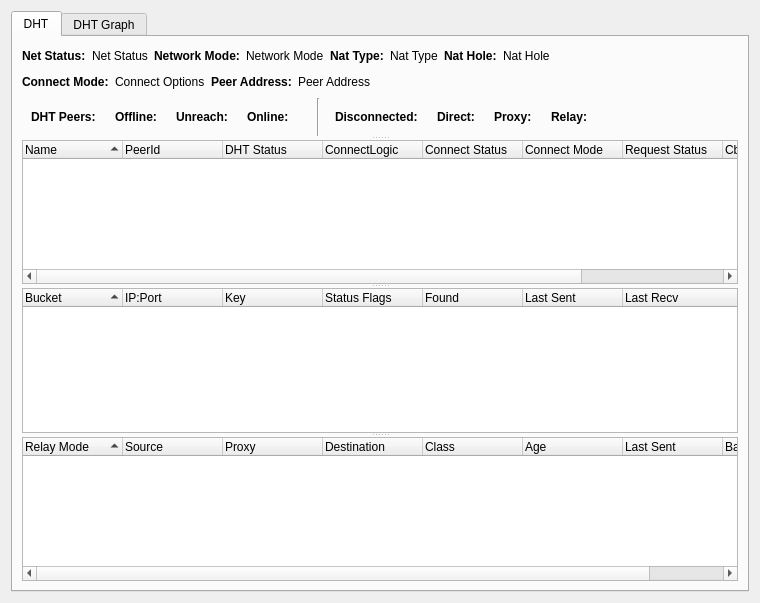
This is retroshare-gui/src/gui/statistics/DhtWindow.ui in RetroShare/RetroShare as Qt 5 draws it before an edit. The edited form follows.
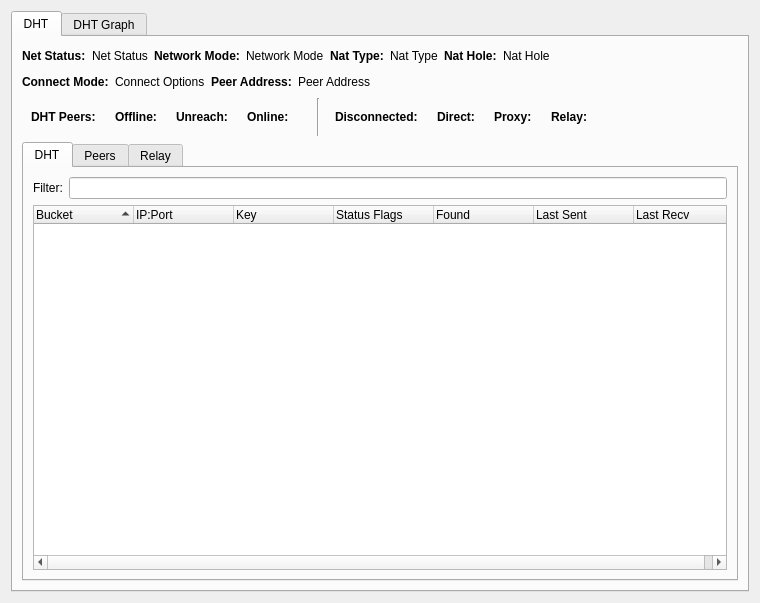
This is the edited form. Custom widgets are drawn as their Qt base class.

Commit message: Added tab for the DHT TreeWidgets for better view Added a search Filter for DHT IP addresses

```diff
--- a/retroshare-gui/src/gui/statistics/DhtWindow.ui
+++ b/retroshare-gui/src/gui/statistics/DhtWindow.ui
@@ -23,13 +23,8 @@
       <attribute name="title">
        <string>DHT</string>
       </attribute>
-      <layout class="QVBoxLayout" name="verticalLayout_3">
-       <item>
-        <widget class="QSplitter" name="splitter">
-         <property name="orientation">
-          <enum>Qt::Vertical</enum>
-         </property>
-         <widget class="QWidget" name="">
+      <layout class="QGridLayout" name="gridLayout_6">
+       <item row="0" column="0">
           <layout class="QVBoxLayout" name="verticalLayout">
            <item>
             <layout class="QHBoxLayout" name="horizontalLayout_16">
@@ -459,7 +454,85 @@
             </layout>
            </item>
           </layout>
-         </widget>
+       </item>
+       <item row="1" column="0">
+        <widget class="QTabWidget" name="tabWidget_2">
+         <property name="currentIndex">
+          <number>0</number>
+         </property>
+         <widget class="QWidget" name="tab_3">
+          <attribute name="title">
+           <string>DHT</string>
+          </attribute>
+          <layout class="QGridLayout" name="gridLayout_2">
+           <item row="1" column="0">
+            <widget class="QTreeWidget" name="dhtTreeWidget">
+             <property name="sortingEnabled">
+              <bool>true</bool>
+             </property>
+             <column>
+              <property name="text">
+               <string>Bucket</string>
+              </property>
+             </column>
+             <column>
+              <property name="text">
+               <string>IP:Port</string>
+              </property>
+             </column>
+             <column>
+              <property name="text">
+               <string>Key</string>
+              </property>
+             </column>
+             <column>
+              <property name="text">
+               <string>Status Flags</string>
+              </property>
+             </column>
+             <column>
+              <property name="text">
+               <string>Found</string>
+              </property>
+             </column>
+             <column>
+              <property name="text">
+               <string>Last Sent</string>
+              </property>
+             </column>
+             <column>
+              <property name="text">
+               <string>Last Recv</string>
+              </property>
+             </column>
+            </widget>
+           </item>
+           <item row="0" column="0">
+            <layout class="QHBoxLayout" name="horizontalLayout_19">
+             <item>
+              <widget class="QLabel" name="filterLabel">
+               <property name="text">
+                <string>Filter:</string>
+               </property>
+              </widget>
+             </item>
+             <item>
+              <widget class="LineEditClear" name="filterLineEdit">
+               <property name="toolTip">
+                <string>Search Network</string>
+               </property>
+              </widget>
+             </item>
+            </layout>
+           </item>
+          </layout>
+         </widget>
+         <widget class="QWidget" name="tab_4">
+          <attribute name="title">
+           <string>Peers</string>
+          </attribute>
+          <layout class="QGridLayout" name="gridLayout_4">
+           <item row="0" column="0">
          <widget class="QTreeWidget" name="peerTreeWidget">
           <property name="sortingEnabled">
            <bool>true</bool>
@@ -510,46 +583,15 @@
            </property>
           </column>
          </widget>
-         <widget class="QTreeWidget" name="dhtTreeWidget">
-          <property name="sortingEnabled">
-           <bool>true</bool>
-          </property>
-          <column>
-           <property name="text">
-            <string>Bucket</string>
-           </property>
-          </column>
-          <column>
-           <property name="text">
-            <string>IP:Port</string>
-           </property>
-          </column>
-          <column>
-           <property name="text">
-            <string>Key</string>
-           </property>
-          </column>
-          <column>
-           <property name="text">
-            <string>Status Flags</string>
-           </property>
-          </column>
-          <column>
-           <property name="text">
-            <string>Found</string>
-           </property>
-          </column>
-          <column>
-           <property name="text">
-            <string>Last Sent</string>
-           </property>
-          </column>
-          <column>
-           <property name="text">
-            <string>Last Recv</string>
-           </property>
-          </column>
+           </item>
+          </layout>
          </widget>
+         <widget class="QWidget" name="tab_5">
+          <attribute name="title">
+           <string>Relay</string>
+          </attribute>
+          <layout class="QGridLayout" name="gridLayout_5">
+           <item row="0" column="0">
          <widget class="QTreeWidget" name="relayTreeWidget">
           <property name="sortingEnabled">
            <bool>true</bool>
@@ -595,6 +637,9 @@
            </property>
           </column>
          </widget>
+           </item>
+          </layout>
+         </widget>
         </widget>
        </item>
       </layout>
@@ -636,6 +681,11 @@
    <header>gui/statistics/dhtgraph.h</header>
    <container>1</container>
   </customwidget>
+  <customwidget>
+   <class>LineEditClear</class>
+   <extends>QLineEdit</extends>
+   <header location="global">gui/common/LineEditClear.h</header>
+  </customwidget>
  </customwidgets>
  <resources/>
  <connections/>
```
Lines whose indentation alone changed are shown as unchanged. The commit also changes 2 other files.
